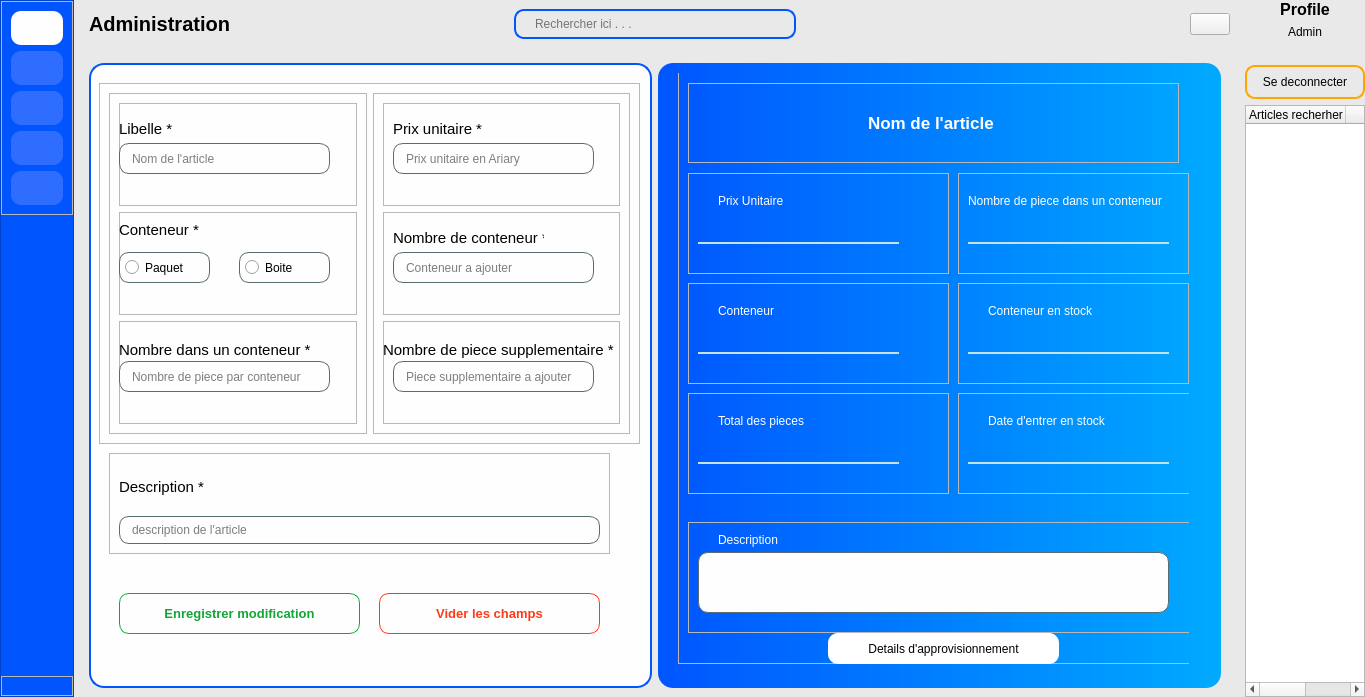
The window that views/auth/main_admin_window.ui (ninohantonio/Store-Management) describes before a commit, drawn with Qt 5.
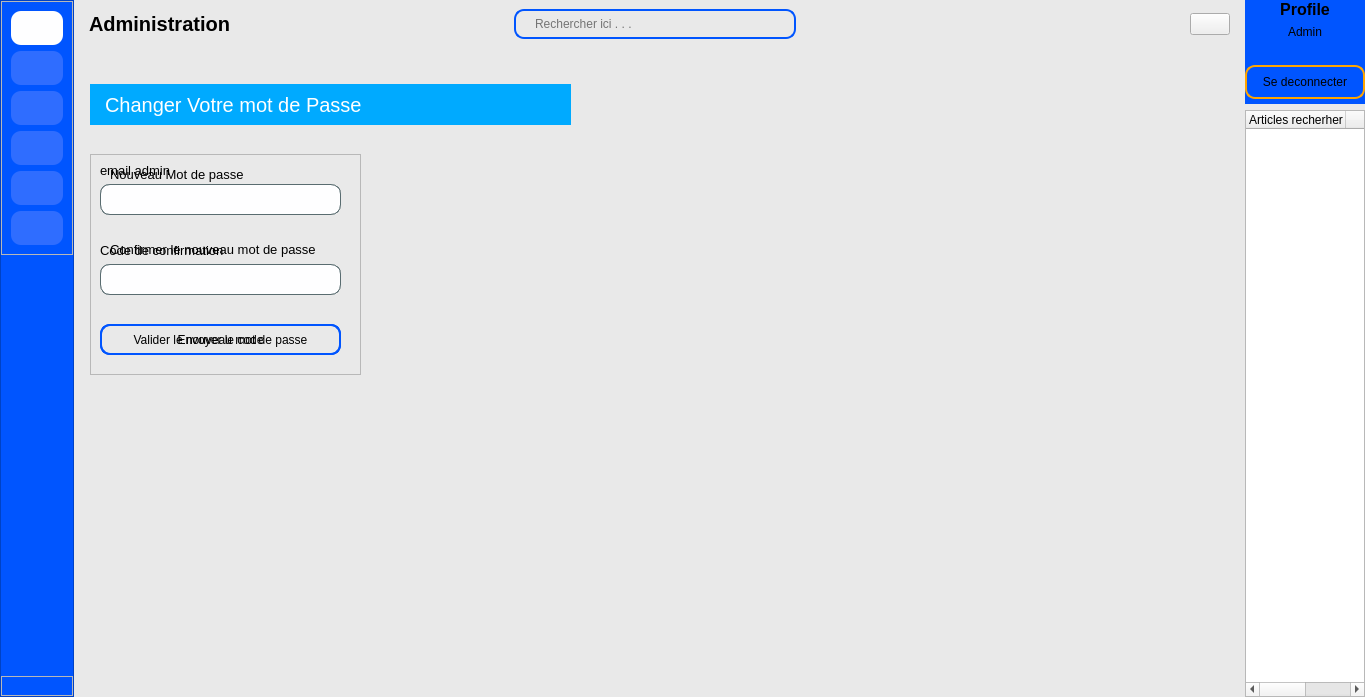
The same window after the commit. Icons and pictures are not drawn. Custom widgets are drawn as their Qt base class.

Patch:
```diff
--- a/views/auth/main_admin_window.ui
+++ b/views/auth/main_admin_window.ui
@@ -309,6 +309,26 @@
                   </property>
                  </widget>
                 </item>
+                <item>
+                 <widget class="QPushButton" name="changePasswordBtn">
+                  <property name="cursor">
+                   <cursorShape>PointingHandCursor</cursorShape>
+                  </property>
+                  <property name="text">
+                   <string/>
+                  </property>
+                  <property name="icon">
+                   <iconset resource="../resources.qrc">
+                    <normaloff>:/icons/icons/settings.png</normaloff>:/icons/icons/settings.png</iconset>
+                  </property>
+                  <property name="iconSize">
+                   <size>
+                    <width>32</width>
+                    <height>32</height>
+                   </size>
+                  </property>
+                 </widget>
+                </item>
                </layout>
               </widget>
              </item>
@@ -536,7 +556,7 @@
              <item>
               <widget class="QCustomQStackedWidget" name="mainNavigationScreen">
                <property name="currentIndex">
-                <number>0</number>
+                <number>5</number>
                </property>
                <widget class="QWidget" name="ajout_page">
                 <layout class="QHBoxLayout" name="horizontalLayout_5">
@@ -2124,6 +2144,209 @@
                  </property>
                 </widget>
                </widget>
+               <widget class="QWidget" name="settingPage">
+                <widget class="QFrame" name="confirmation_form">
+                 <property name="geometry">
+                  <rect>
+                   <x>10</x>
+                   <y>100</y>
+                   <width>271</width>
+                   <height>221</height>
+                  </rect>
+                 </property>
+                 <property name="frameShape">
+                  <enum>QFrame::Shape::StyledPanel</enum>
+                 </property>
+                 <property name="frameShadow">
+                  <enum>QFrame::Shadow::Raised</enum>
+                 </property>
+                 <widget class="QLineEdit" name="email_confirmation">
+                  <property name="geometry">
+                   <rect>
+                    <x>10</x>
+                    <y>30</y>
+                    <width>241</width>
+                    <height>31</height>
+                   </rect>
+                  </property>
+                 </widget>
+                 <widget class="QLineEdit" name="code_confirmation">
+                  <property name="geometry">
+                   <rect>
+                    <x>10</x>
+                    <y>110</y>
+                    <width>241</width>
+                    <height>31</height>
+                   </rect>
+                  </property>
+                 </widget>
+                 <widget class="QLabel" name="label_25">
+                  <property name="geometry">
+                   <rect>
+                    <x>10</x>
+                    <y>6</y>
+                    <width>101</width>
+                    <height>20</height>
+                   </rect>
+                  </property>
+                  <property name="font">
+                   <font>
+                    <pointsize>10</pointsize>
+                   </font>
+                  </property>
+                  <property name="text">
+                   <string>email admin</string>
+                  </property>
+                 </widget>
+                 <widget class="QLabel" name="label_28">
+                  <property name="geometry">
+                   <rect>
+                    <x>10</x>
+                    <y>86</y>
+                    <width>141</width>
+                    <height>20</height>
+                   </rect>
+                  </property>
+                  <property name="font">
+                   <font>
+                    <pointsize>10</pointsize>
+                   </font>
+                  </property>
+                  <property name="text">
+                   <string>Code de confirmation</string>
+                  </property>
+                 </widget>
+                 <widget class="QPushButton" name="send_code_confirmation">
+                  <property name="geometry">
+                   <rect>
+                    <x>10</x>
+                    <y>170</y>
+                    <width>241</width>
+                    <height>31</height>
+                   </rect>
+                  </property>
+                  <property name="styleSheet">
+                   <string notr="true">border: 2px solid rgb(0, 85, 255);
+border-radius: 10px;</string>
+                  </property>
+                  <property name="text">
+                   <string>Envoyer le code</string>
+                  </property>
+                 </widget>
+                </widget>
+                <widget class="QFrame" name="change_password_frame">
+                 <property name="geometry">
+                  <rect>
+                   <x>10</x>
+                   <y>100</y>
+                   <width>271</width>
+                   <height>221</height>
+                  </rect>
+                 </property>
+                 <property name="frameShape">
+                  <enum>QFrame::Shape::StyledPanel</enum>
+                 </property>
+                 <property name="frameShadow">
+                  <enum>QFrame::Shadow::Raised</enum>
+                 </property>
+                 <widget class="QLineEdit" name="new_password">
+                  <property name="geometry">
+                   <rect>
+                    <x>10</x>
+                    <y>30</y>
+                    <width>241</width>
+                    <height>31</height>
+                   </rect>
+                  </property>
+                 </widget>
+                 <widget class="QLineEdit" name="new_password_confirm">
+                  <property name="geometry">
+                   <rect>
+                    <x>10</x>
+                    <y>110</y>
+                    <width>241</width>
+                    <height>31</height>
+                   </rect>
+                  </property>
+                 </widget>
+                 <widget class="QPushButton" name="submit_new_password">
+                  <property name="geometry">
+                   <rect>
+                    <x>10</x>
+                    <y>170</y>
+                    <width>241</width>
+                    <height>31</height>
+                   </rect>
+                  </property>
+                  <property name="styleSheet">
+                   <string notr="true">border: 2px solid rgb(0, 85, 255);
+border-radius: 10px;</string>
+                  </property>
+                  <property name="text">
+                   <string>Valider le nouveau mot de passe</string>
+                  </property>
+                 </widget>
+                 <widget class="QLabel" name="label_29">
+                  <property name="geometry">
+                   <rect>
+                    <x>20</x>
+                    <y>10</y>
+                    <width>171</width>
+                    <height>21</height>
+                   </rect>
+                  </property>
+                  <property name="font">
+                   <font>
+                    <pointsize>10</pointsize>
+                   </font>
+                  </property>
+                  <property name="text">
+                   <string>Nouveau Mot de passe</string>
+                  </property>
+                 </widget>
+                 <widget class="QLabel" name="label_34">
+                  <property name="geometry">
+                   <rect>
+                    <x>20</x>
+                    <y>85</y>
+                    <width>221</width>
+                    <height>21</height>
+                   </rect>
+                  </property>
+                  <property name="font">
+                   <font>
+                    <pointsize>10</pointsize>
+                   </font>
+                  </property>
+                  <property name="text">
+                   <string>Confirmer le nouveau mot de passe</string>
+                  </property>
+                 </widget>
+                </widget>
+                <widget class="QLabel" name="label_35">
+                 <property name="geometry">
+                  <rect>
+                   <x>10</x>
+                   <y>30</y>
+                   <width>481</width>
+                   <height>41</height>
+                  </rect>
+                 </property>
+                 <property name="font">
+                  <font>
+                   <pointsize>15</pointsize>
+                  </font>
+                 </property>
+                 <property name="styleSheet">
+                  <string notr="true">background: rgb(0, 170, 255);
+padding-left: 10px;
+color: white;</string>
+                 </property>
+                 <property name="text">
+                  <string>Changer Votre mot de Passe</string>
+                 </property>
+                </widget>
+               </widget>
               </widget>
              </item>
             </layout>
@@ -2149,6 +2372,12 @@
        </property>
        <item alignment="Qt::AlignmentFlag::AlignTop">
         <widget class="QWidget" name="widget_14" native="true">
+         <property name="styleSheet">
+          <string notr="true">#widget_14{
+	background: rgb(0, 85, 255);
+padding-bottom: 10px;
+}</string>
+         </property>
          <layout class="QVBoxLayout" name="verticalLayout_5">
           <property name="leftMargin">
            <number>0</number>
@@ -2209,7 +2438,8 @@
             <property name="styleSheet">
              <string notr="true">border: 2px solid orange;
 border-radius: 10px;
-height: 30px;</string>
+height: 30px;
+margin-bottom: 5px;</string>
             </property>
             <property name="text">
              <string>Se deconnecter</string>
```
